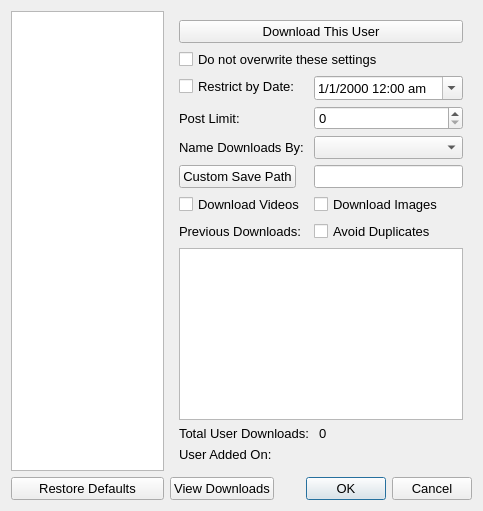
First picture: the form in DownloaderForReddit/UserSettingsDialog.ui, repository MalloyDelacroix/DownloaderForReddit, before the edit.
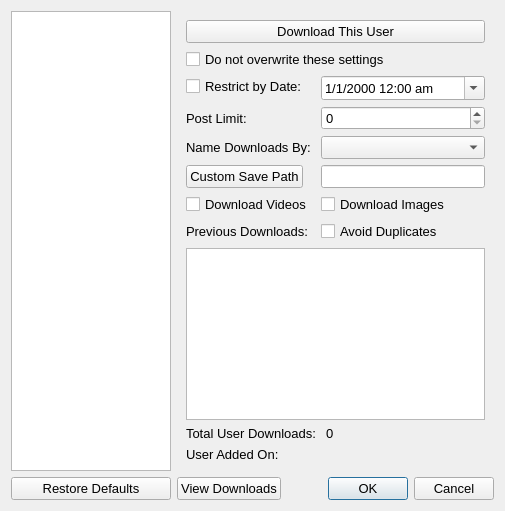
Second picture: the form after the edit. Icons and pictures are not drawn.

Patch:
```diff
--- a/DownloaderForReddit/UserSettingsDialog.ui
+++ b/DownloaderForReddit/UserSettingsDialog.ui
@@ -6,7 +6,7 @@
    <rect>
     <x>0</x>
     <y>0</y>
-    <width>483</width>
+    <width>505</width>
     <height>511</height>
    </rect>
   </property>
@@ -93,7 +93,7 @@
             <string>&lt;html&gt;&lt;head/&gt;&lt;body&gt;&lt;p&gt;&lt;span style=&quot; font-size:10pt;&quot;&gt;The date and time (time is in 24 hour format) to restrict downloads to&lt;/span&gt;&lt;/p&gt;&lt;/body&gt;&lt;/html&gt;</string>
            </property>
            <property name="displayFormat">
-            <string>M/d/yyyy h:mm ap</string>
+            <string>M/d/yyyy hh:mm ap</string>
            </property>
            <property name="calendarPopup">
             <bool>true</bool>
```
